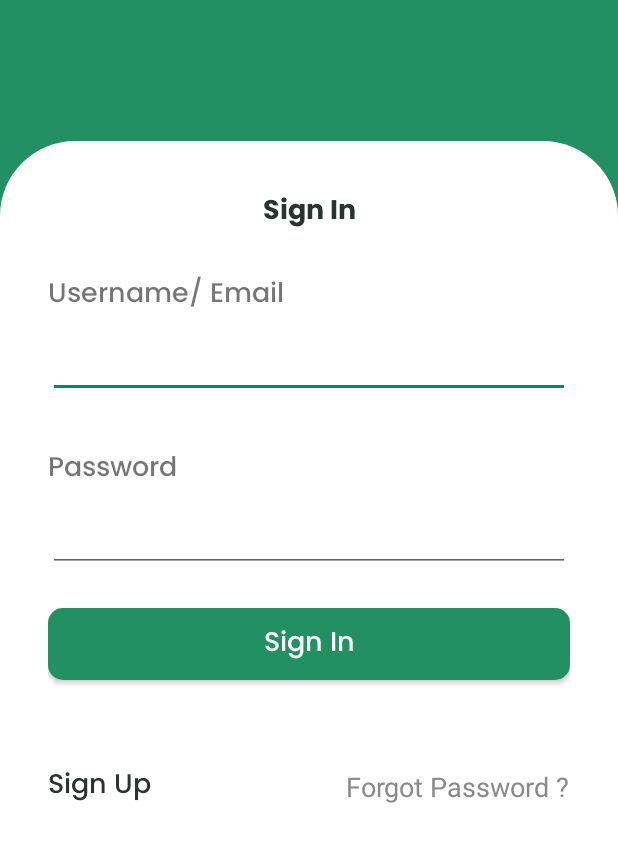
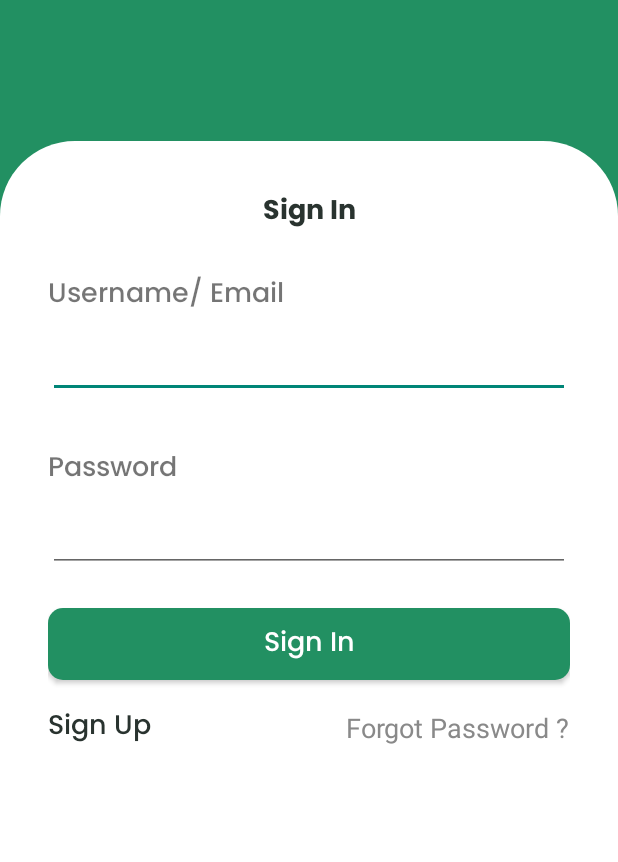
Before and after one commit to PramudiaPutra/recarbon, an Android app: the SignInActivity screen opened directly, with no data from a screen before it, on a phone screen of 412 x 824 dp, the part 320-1182 px from its top. Run offline under Robolectric (Android 15) with nearby library versions, the phone set to English and light mode, and no system bars; our stand-ins replace CircleImageView.

Commit message:
Mengedit constraint dan string value di SignIn

```diff
--- a/app/src/main/res/layout/activity_sign_in.xml
+++ b/app/src/main/res/layout/activity_sign_in.xml
@@ -59,13 +59,14 @@
             android:layout_height="wrap_content"
             android:layout_marginTop="24dp"
             android:fontFamily="@font/poppins_medium"
-            android:text="Username/ Email"
+            android:text="@string/username_email"
             android:textSize="18sp"
             app:layout_constraintEnd_toEndOf="parent"
             app:layout_constraintStart_toStartOf="parent"
             app:layout_constraintTop_toBottomOf="@+id/textView2" />
 
         <EditText
+            android:labelFor="@id/edt_username_signin"
             android:id="@+id/edt_username_signin"
             android:layout_width="match_parent"
             android:layout_height="wrap_content"
@@ -73,7 +74,8 @@
             android:inputType="text"
             app:layout_constraintEnd_toEndOf="parent"
             app:layout_constraintStart_toStartOf="parent"
-            app:layout_constraintTop_toBottomOf="@id/tv_username" />
+            app:layout_constraintTop_toBottomOf="@id/tv_username"
+            android:importantForAutofill="no" />
 
         <TextView
             android:id="@+id/tv_password"
@@ -81,13 +83,14 @@
             android:layout_height="wrap_content"
             android:layout_marginTop="32dp"
             android:fontFamily="@font/poppins_medium"
-            android:text="Password"
+            android:text="@string/password"
             android:textSize="18sp"
             app:layout_constraintEnd_toEndOf="parent"
             app:layout_constraintStart_toStartOf="parent"
             app:layout_constraintTop_toBottomOf="@id/edt_username_signin" />
 
         <EditText
+            android:labelFor="@id/edt_password_signin"
             android:id="@+id/edt_password_signin"
             android:layout_width="match_parent"
             android:layout_height="wrap_content"
@@ -95,7 +98,8 @@
             android:inputType="textPassword"
             app:layout_constraintEnd_toEndOf="parent"
             app:layout_constraintStart_toStartOf="parent"
-            app:layout_constraintTop_toBottomOf="@id/tv_password" />
+            app:layout_constraintTop_toBottomOf="@id/tv_password"
+            android:importantForAutofill="no" />
 
         <Button
             android:id="@+id/btn_SignIn"
@@ -122,7 +126,6 @@
             android:text="@string/sign_up"
             android:textColor="@color/font_color_bold"
             android:textSize="18sp"
-            app:layout_constraintBottom_toBottomOf="parent"
             app:layout_constraintStart_toStartOf="parent"
             app:layout_constraintTop_toBottomOf="@+id/btn_SignIn" />
 
@@ -130,13 +133,12 @@
             android:id="@+id/tv_ForgotPassword"
             android:layout_width="wrap_content"
             android:layout_height="wrap_content"
-            android:layout_marginTop="16dp"
-            android:text="Forgot Password ?"
+            android:text="@string/forgot_password"
             android:textColor="@color/grey_thin_recarbon"
             android:textSize="18sp"
-            app:layout_constraintBottom_toBottomOf="parent"
+            app:layout_constraintBottom_toBottomOf="@+id/tv_SignUp"
             app:layout_constraintEnd_toEndOf="parent"
-            app:layout_constraintTop_toBottomOf="@+id/btn_SignIn" />
+            app:layout_constraintTop_toTopOf="@+id/tv_SignUp" />
 
     </androidx.constraintlayout.widget.ConstraintLayout>
 
--- a/app/src/main/res/values/strings.xml
+++ b/app/src/main/res/values/strings.xml
@@ -3,4 +3,7 @@
     <string name="logo_text_recarbon">ReCarbon</string>
     <string name="sign_in">Sign In</string>
     <string name="sign_up">Sign Up</string>
+    <string name="username_email">Username/ Email</string>
+    <string name="password">Password</string>
+    <string name="forgot_password">Forgot Password ?</string>
 </resources>
```
